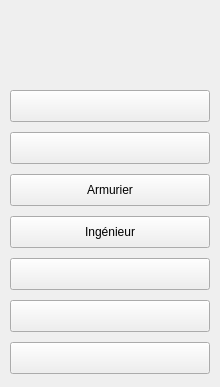
Above: MMO/Res/jobmenuview.ui from maresc-g/linumon before the change. Below: the same form after it.
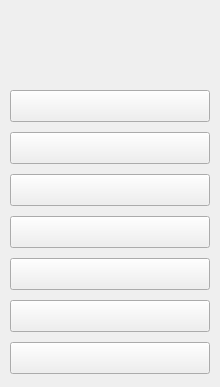
That is the form after the change.

The edit to the form file:
```diff
--- a/MMO/Res/jobmenuview.ui
+++ b/MMO/Res/jobmenuview.ui
@@ -49,7 +49,7 @@
     </rect>
    </property>
    <property name="text">
-    <string>Ingénieur</string>
+    <string/>
    </property>
   </widget>
   <widget class="QPushButton" name="b_dev">
@@ -88,7 +88,7 @@
     </rect>
    </property>
    <property name="text">
-    <string>Armurier</string>
+    <string/>
    </property>
   </widget>
   <widget class="QPushButton" name="b_miner">
```
